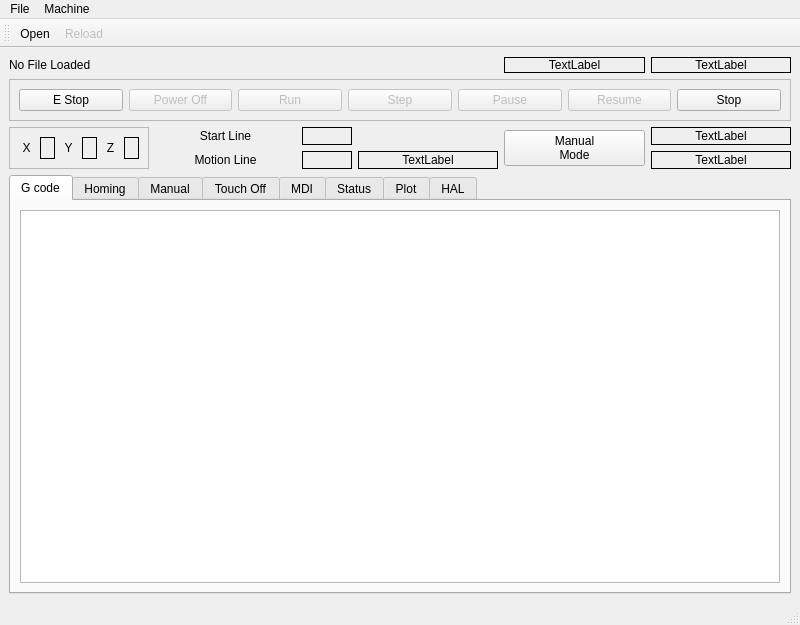
The window that jet/src/jet.ui (tlight9/jet) describes before a commit, drawn with Qt 5.
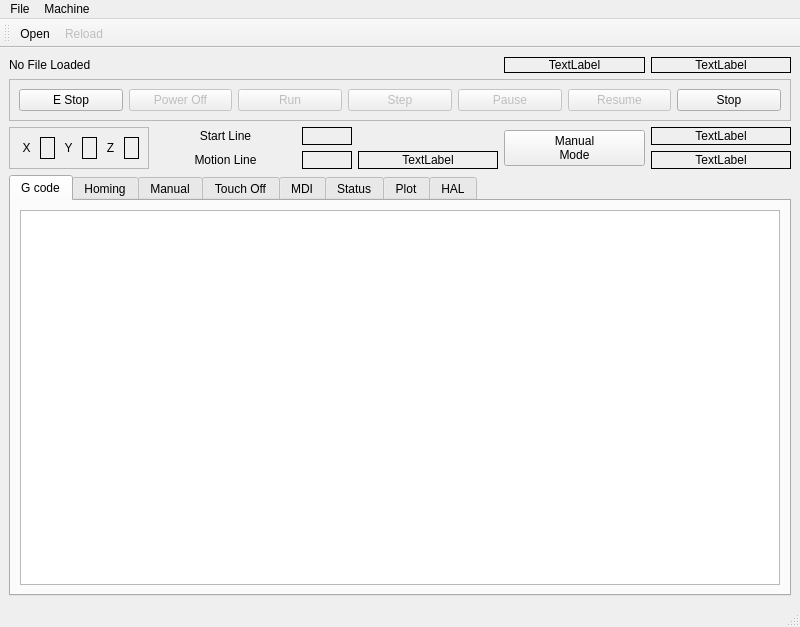
The same window after the commit.

Commit message: 02/14/2024 Add 'reload tooltable' menu item

```diff
--- a/jet/src/jet.ui
+++ b/jet/src/jet.ui
@@ -7,7 +7,7 @@
     <x>0</x>
     <y>0</y>
     <width>800</width>
-    <height>625</height>
+    <height>627</height>
    </rect>
   </property>
   <widget class="QWidget" name="centralwidget">
```
Left out of the diff: 6 changed lines with no effect on the pictures. The commit also changes 2 other files.
